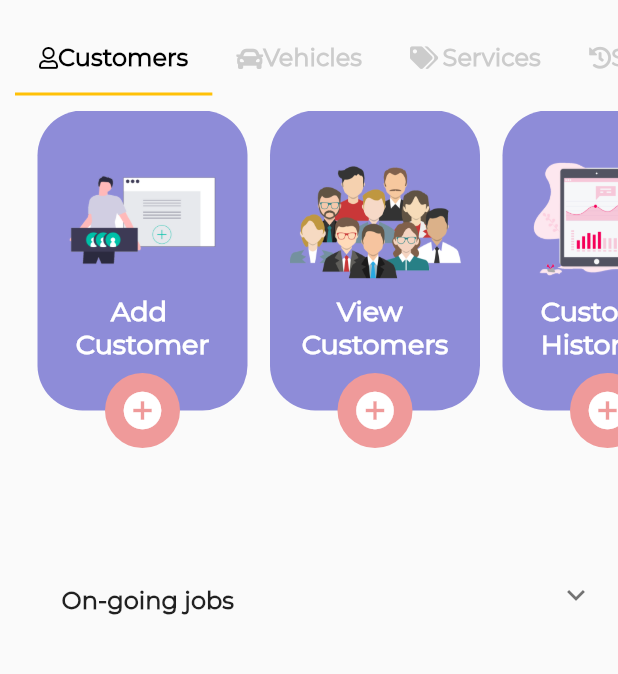
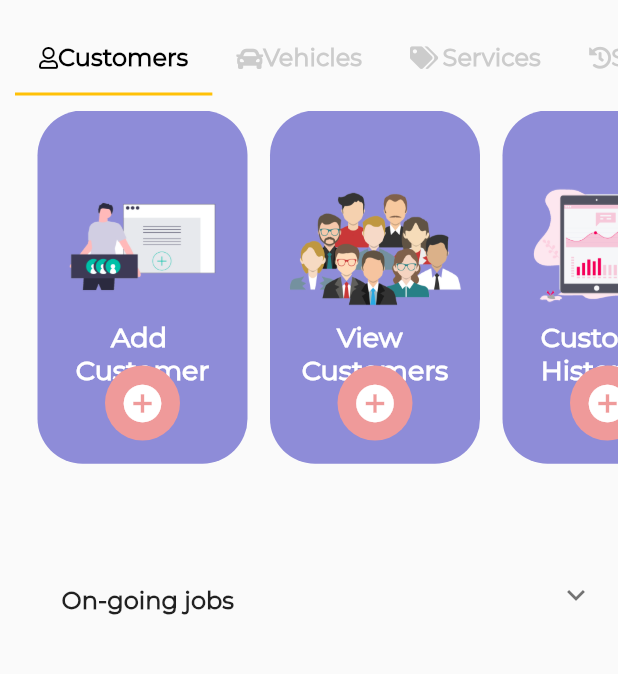
Before and after one commit to sudeshfer/autoassit, a Flutter app: the HomePage screen opened by its route, on a phone screen of 412 x 824 dp, the part 200-874 px from its top. Run offline on Flutter 3.47's test engine with Material 2 defaults, Android fonts, the light colour scheme and no system bars; our stand-ins replace awesome_dialog, connectivity, firebase_auth, font_awesome_flutter, progress_dialog, shared_preferences and 1 more; missing offline and left inert: connection_status_bar, flutter_alert, folding_cell; accounts and stored records are empty.

Commit message:
alignments changed

```diff
--- a/lib/Screens/HomePage/homeWidgets/customer_cards.dart
+++ b/lib/Screens/HomePage/homeWidgets/customer_cards.dart
@@ -18,10 +18,10 @@ class _CustomerListState extends State<CustomerList> {
 
   @override
   Widget build(BuildContext context) {
-    return ListView(
+    return Column(
+      mainAxisAlignment: MainAxisAlignment.center,
       children: <Widget>[
-        Container(
-          height: 350.0,
+        Flexible(
           child: ListView(
             padding: EdgeInsets.only(left: 25.0),
             controller: _scrollController,
@@ -44,7 +44,7 @@ class _CustomerListState extends State<CustomerList> {
     return Stack(
       children: <Widget>[
         Container(
-          height: 200.0,
+          height: MediaQuery.of(context).size.height / 3.5,
           width: 140.0,
           child: Container(
             decoration: BoxDecoration(
@@ -80,7 +80,7 @@ class _CustomerListState extends State<CustomerList> {
           ),
         ),
         Padding(
-          padding: EdgeInsets.only(left: 45.0, top: 175.0),
+          padding: EdgeInsets.only(left: 45.0, top: 170.0),
           child: GestureDetector(
                  onTap: onTap,
                   child: Container(
```
Also changed, not shown: lib/Screens/HomePage/homeWidgets/service_cards.dart (+5 -5 lines), lib/Screens/HomePage/homeWidgets/vehicle_cards.dart (+5 -5 lines).
